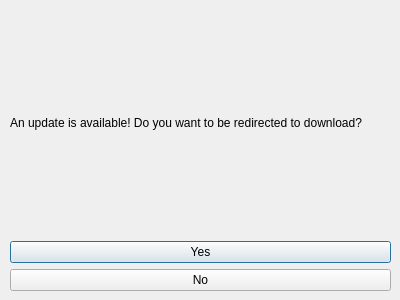
Above: ui/Update.ui from Tech-FZ/EmuGUI before the change. Below: the same form after it.
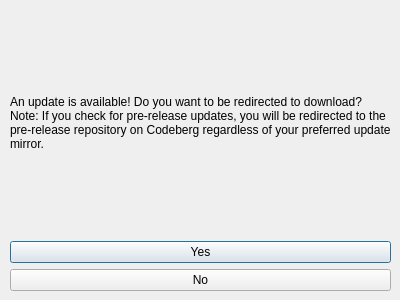
That is the form after the change.

Diff of the .ui file:
```diff
--- a/ui/Update.ui
+++ b/ui/Update.ui
@@ -29,7 +29,8 @@
     <item row="0" column="0">
      <widget class="QLabel" name="label">
       <property name="text">
-       <string>An update is available! Do you want to be redirected to download?</string>
+       <string>An update is available! Do you want to be redirected to download?
+Note: If you check for pre-release updates, you will be redirected to the pre-release repository on Codeberg regardless of your preferred update mirror.</string>
       </property>
       <property name="wordWrap">
        <bool>true</bool>
```
